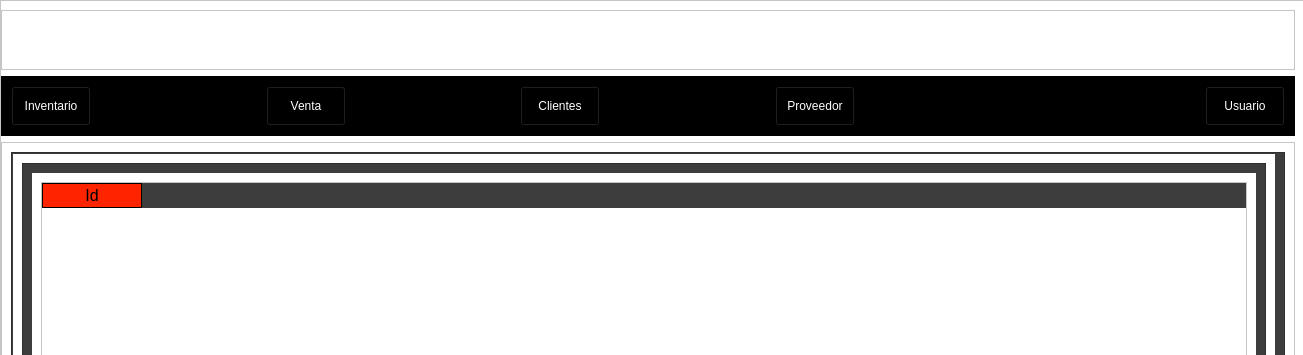
DanielSajvin/Proyecto_basedatos, file View/Menu_BD.ui: the form before one commit; both pictures show x 0 to 1303 and y 0 to 355 of the 1303 by 794 pixel window.
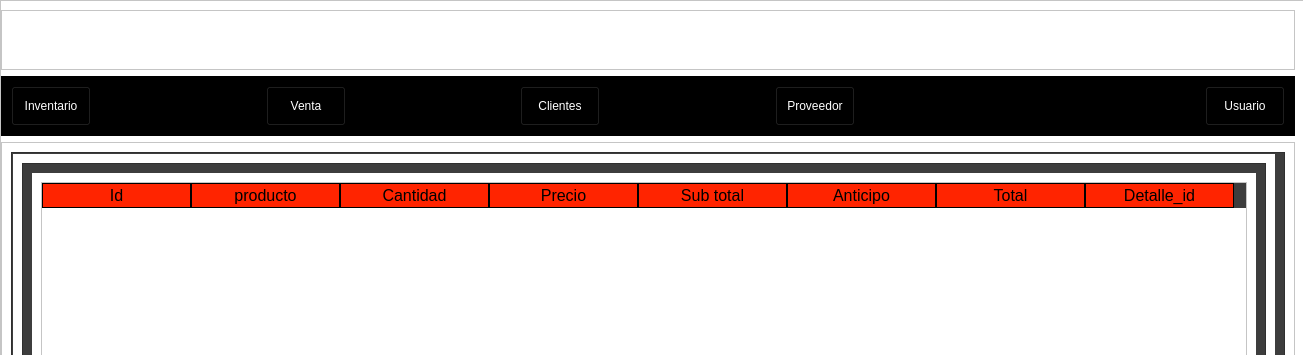
The form after the commit. The open tabs and pages were chosen to show the change. Icons and pictures are not drawn.

Commit message: cambios en restar datos del inventario

Diff of the .ui file:
```diff
--- a/View/Menu_BD.ui
+++ b/View/Menu_BD.ui
@@ -858,11 +858,52 @@
                      <layout class="QVBoxLayout" name="verticalLayout_7">
                       <item>
                        <widget class="QTableWidget" name="table_form_venta">
+                        <property name="styleSheet">
+                         <string notr="true">color: rgb(0, 0, 0);</string>
+                        </property>
+                        <attribute name="horizontalHeaderDefaultSectionSize">
+                         <number>149</number>
+                        </attribute>
                         <column>
                          <property name="text">
                           <string>Id</string>
                          </property>
                         </column>
+                        <column>
+                         <property name="text">
+                          <string>producto</string>
+                         </property>
+                        </column>
+                        <column>
+                         <property name="text">
+                          <string>Cantidad</string>
+                         </property>
+                        </column>
+                        <column>
+                         <property name="text">
+                          <string>Precio</string>
+                         </property>
+                        </column>
+                        <column>
+                         <property name="text">
+                          <string>Sub total</string>
+                         </property>
+                        </column>
+                        <column>
+                         <property name="text">
+                          <string>Anticipo</string>
+                         </property>
+                        </column>
+                        <column>
+                         <property name="text">
+                          <string>Total</string>
+                         </property>
+                        </column>
+                        <column>
+                         <property name="text">
+                          <string>Detalle_id</string>
+                         </property>
+                        </column>
                        </widget>
                       </item>
                      </layout>
```
Left out of the diff: 4 changed lines with no effect on the pictures.
